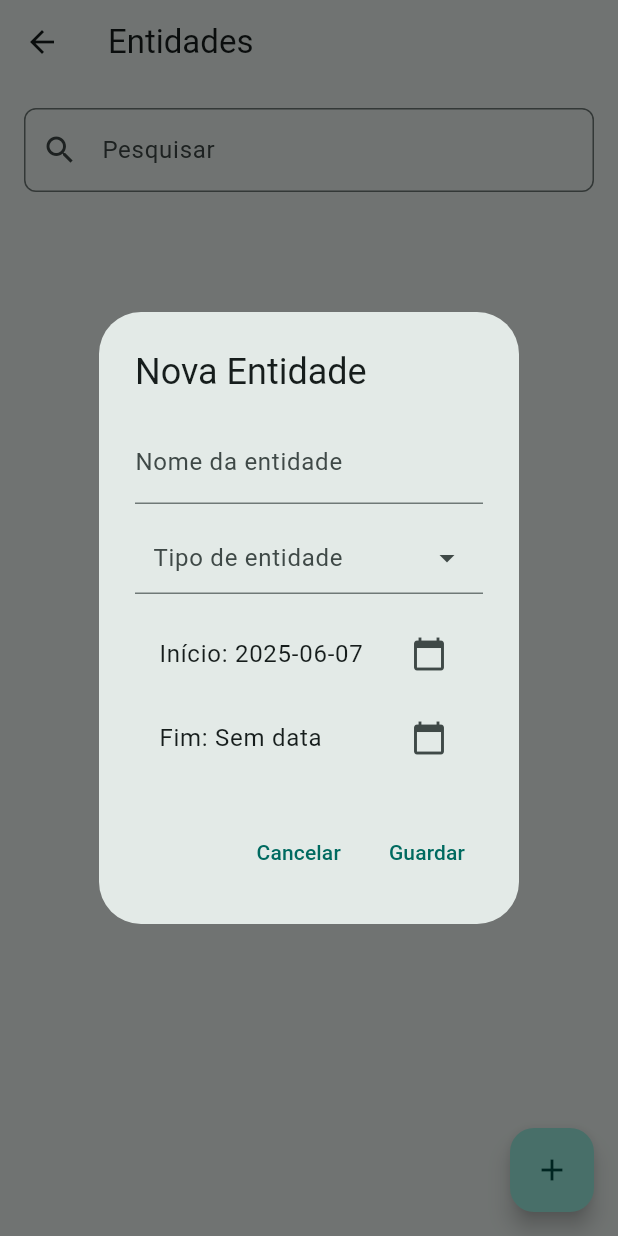
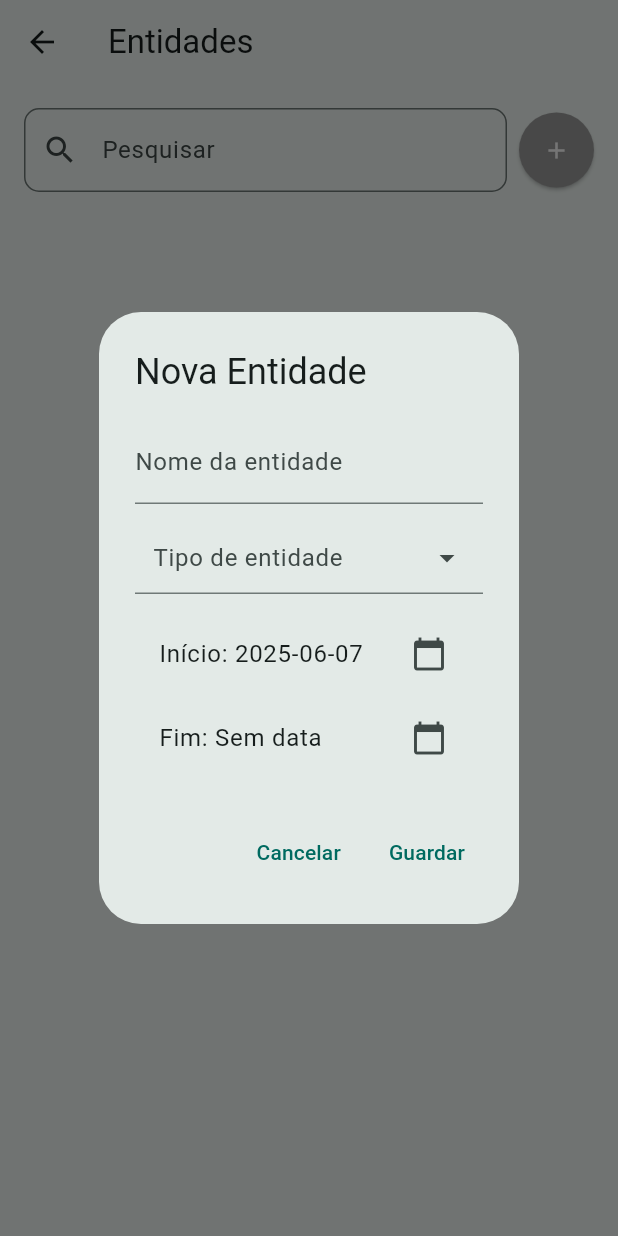
Before and after one commit to Dimas48263/PS_Project_2425, a Flutter app: the EntitiesScreen screen opened directly, after a tap on the "add" icon, on a phone screen of 412 x 824 dp. Run offline on Flutter 3.47's test engine with Material 3 defaults, Android fonts, the phone set to English and light mode, and no system bars; drawn by our look-alikes of dropdown_search; our stand-ins replace connectivity_plus, isar, jwt_decoder; missing offline and left inert: window_size; accounts and stored records are empty; generated files the repository leaves out were written again.

Commit message:
feat: custom_search_and_add_bar. refactor screens to use the new widget

```diff
--- a/Frontend/zcap_net/lib/features/settings/screens/entities/entities_screen.dart
+++ b/Frontend/zcap_net/lib/features/settings/screens/entities/entities_screen.dart
@@ -65,14 +65,13 @@ class _EntitiesScreenState extends State<EntitiesScreen> {
               padding: const EdgeInsets.all(16.0),
               child: Column(
                 children: [
-                  TextField(
+                  // Shared Custom Search and Add Bar
+                  CustomSearchAndAddBar(
                     controller: _searchController,
-                    decoration: InputDecoration(
-                      labelText: 'Pesquisar',
-                      prefixIcon: Icon(Icons.search),
-                      border: OutlineInputBorder(
-                          borderRadius: BorderRadius.circular(8.0)),
-                    ),
+                    onSearchChanged: (value) => setState(() {
+                      _searchTerm = value.toLowerCase();
+                    }),
+                    onAddPressed: _addOrEditEntity,
                   ),
                   const SizedBox(height: 16),
                   Expanded(
@@ -159,10 +158,6 @@ class _EntitiesScreenState extends State<EntitiesScreen> {
                 ],
               )),
         ),
-      ),
-      floatingActionButton: FloatingActionButton(
-        onPressed: _addOrEditEntity,
-        child: Icon(Icons.add),
       ),
     );
   }
--- a/Frontend/zcap_net/lib/shared/shared.dart
+++ b/Frontend/zcap_net/lib/shared/shared.dart
@@ -8,6 +8,8 @@ export '../widgets/custom_text_field.dart';
 export '../widgets/custom_cancel_text_button.dart';
 export '../widgets/confirm_dialog.dart';
 export '../widgets/custom_alert_dialog.dart';
+export '../widgets/custom_search_bar.dart';
+export '../widgets/custom_search_and_add_bar.dart';
 
 
 export './shared_dialogs.dart';
--- /dev/null
+++ b/Frontend/zcap_net/lib/widgets/custom_search_and_add_bar.dart
@@ -0,0 +1,38 @@
+import 'package:flutter/material.dart';
+import 'package:zcap_net_app/widgets/custom_search_bar.dart';
+
+class CustomSearchAndAddBar extends StatelessWidget {
+  final TextEditingController controller;
+  final void Function(String) onSearchChanged;
+  final VoidCallback onAddPressed;
+
+  const CustomSearchAndAddBar({
+    Key? key,
+    required this.controller,
+    required this.onSearchChanged,
+    required this.onAddPressed,
+  }) : super(key: key);
+
+  @override
+  Widget build(BuildContext context) {
+    return Row(
+      children: [
+        Expanded(
+          child: customSearchBar(controller, onSearchChanged),
+        ),
+        const SizedBox(width: 8.0),
+        ElevatedButton(
+          onPressed: onAddPressed,
+          style: ElevatedButton.styleFrom(
+            shape: const CircleBorder(),
+            padding: const EdgeInsets.all(12),
+            backgroundColor: Colors.grey,
+            foregroundColor: Colors.white,
+            minimumSize: const Size(50.0, 50.0),
+          ),
+          child: const Icon(Icons.add),
+        ),
+      ],
+    );
+  }
+}
```
Also changed, not shown: Frontend/zcap_net/lib/features/settings/screens/entity_types/entity_type_screen.dart (+5 -11 lines), Frontend/zcap_net/lib/features/settings/screens/users/user_profiles/user_profiles_screen.dart (+24 -31 lines), Frontend/zcap_net/lib/features/settings/screens/users/users/users_screen.dart (+7 -12 lines).
